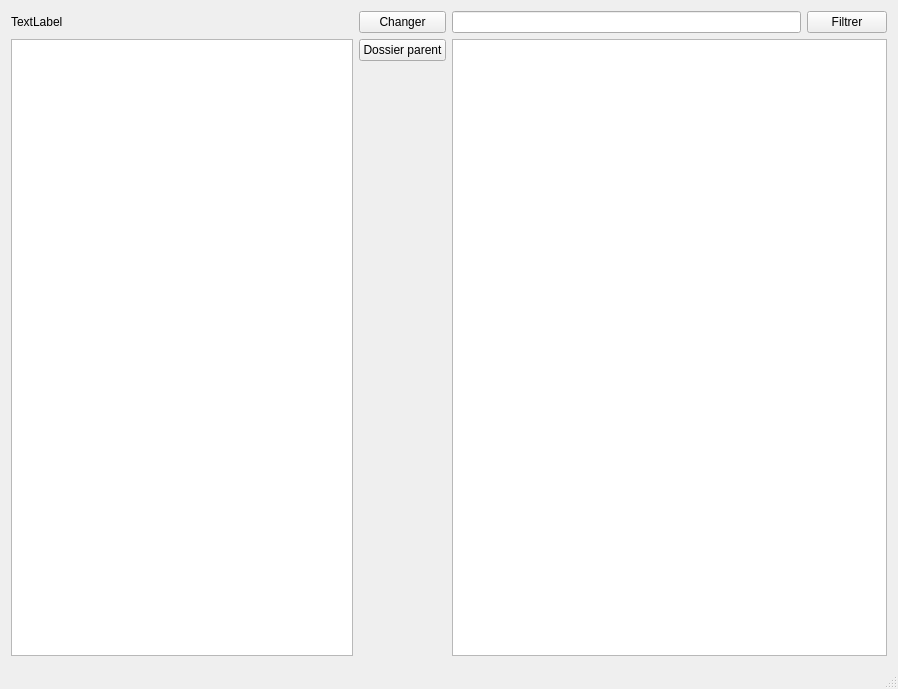
Qt form mainwindow.ui (FlorentGuillin/Medium) before a commit.
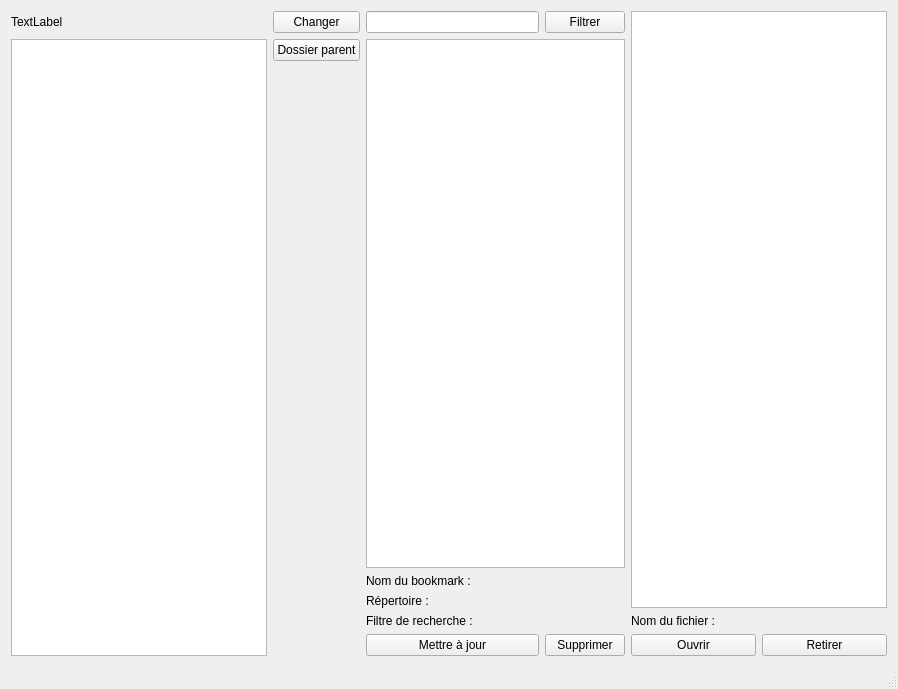
The same form after that commit.

Commit message: Ajout de la visualisation des fichiers d'un bookmark (pas d'interaction pour le moment), suppression de bookmark possible

```diff
--- a/mainwindow.ui
+++ b/mainwindow.ui
@@ -17,19 +17,54 @@
    <layout class="QGridLayout" name="gridLayout">
     <item row="1" column="1">
      <layout class="QGridLayout" name="bookmarkLayout">
-      <item row="0" column="0">
+      <item row="5" column="0" colspan="2">
+       <widget class="QLabel" name="bookmarkSearchName_label">
+        <property name="text">
+         <string>Nom du bookmark :</string>
+        </property>
+       </widget>
+      </item>
+      <item row="2" column="0">
        <widget class="QLineEdit" name="filter_lineEdit"/>
       </item>
-      <item row="0" column="1">
+      <item row="2" column="1">
        <widget class="QPushButton" name="filterButton">
         <property name="text">
          <string>Filtrer</string>
         </property>
        </widget>
       </item>
-      <item row="2" column="0" colspan="2">
+      <item row="6" column="0" colspan="2">
+       <widget class="QLabel" name="bookmarkSearchDirectory_label">
+        <property name="text">
+         <string>Répertoire :</string>
+        </property>
+       </widget>
+      </item>
+      <item row="3" column="0" colspan="2">
        <widget class="QListWidget" name="bookmark_listWidget"/>
       </item>
+      <item row="8" column="0">
+       <widget class="QPushButton" name="updateBookmark_pushButton">
+        <property name="text">
+         <string>Mettre à jour</string>
+        </property>
+       </widget>
+      </item>
+      <item row="8" column="1">
+       <widget class="QPushButton" name="deleteBookmark_pushButton">
+        <property name="text">
+         <string>Supprimer</string>
+        </property>
+       </widget>
+      </item>
+      <item row="7" column="0" colspan="2">
+       <widget class="QLabel" name="bookmarkFilter_label">
+        <property name="text">
+         <string>Filtre de recherche :</string>
+        </property>
+       </widget>
+      </item>
      </layout>
     </item>
     <item row="1" column="0">
@@ -66,6 +101,34 @@
       </item>
      </layout>
     </item>
+    <item row="1" column="5" colspan="3">
+     <layout class="QGridLayout" name="file_gridLayout">
+      <item row="3" column="1">
+       <widget class="QPushButton" name="openFile_pushButton">
+        <property name="text">
+         <string>Ouvrir</string>
+        </property>
+       </widget>
+      </item>
+      <item row="3" column="2">
+       <widget class="QPushButton" name="deleteFile_pushButton">
+        <property name="text">
+         <string>Retirer</string>
+        </property>
+       </widget>
+      </item>
+      <item row="2" column="1" colspan="2">
+       <widget class="QLabel" name="labelFilename">
+        <property name="text">
+         <string>Nom du fichier : </string>
+        </property>
+       </widget>
+      </item>
+      <item row="0" column="1" colspan="2">
+       <widget class="QTreeView" name="file_treeView"/>
+      </item>
+     </layout>
+    </item>
    </layout>
   </widget>
   <widget class="QStatusBar" name="statusBar"/>
```
The commit also changes 7 other files.
